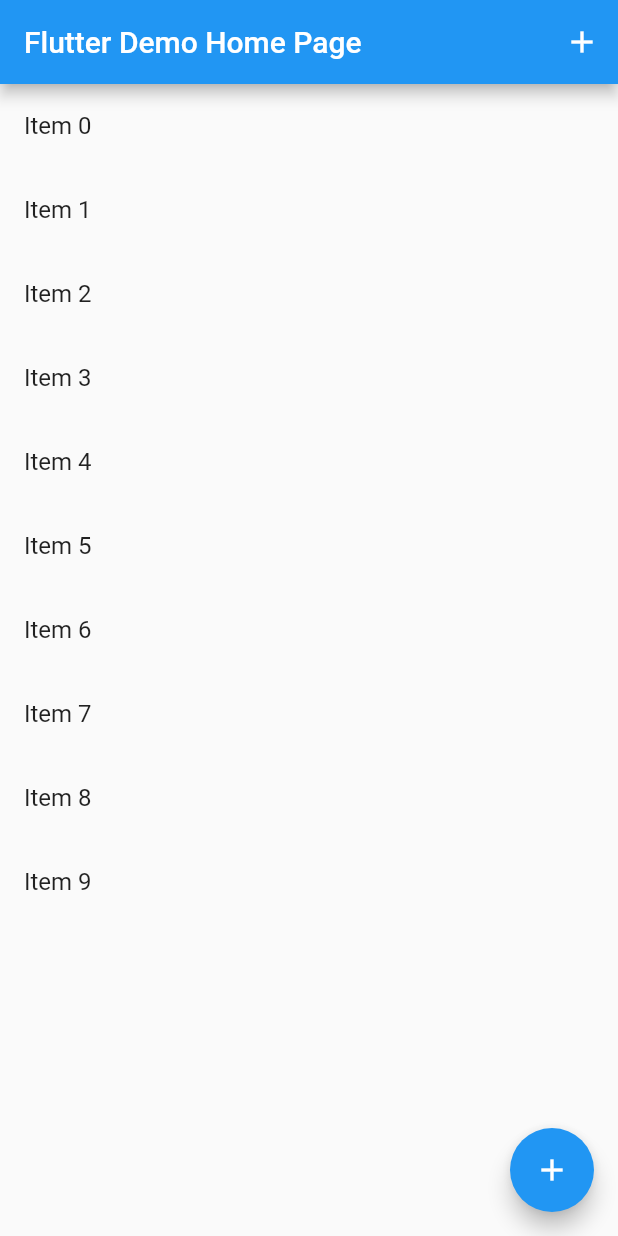
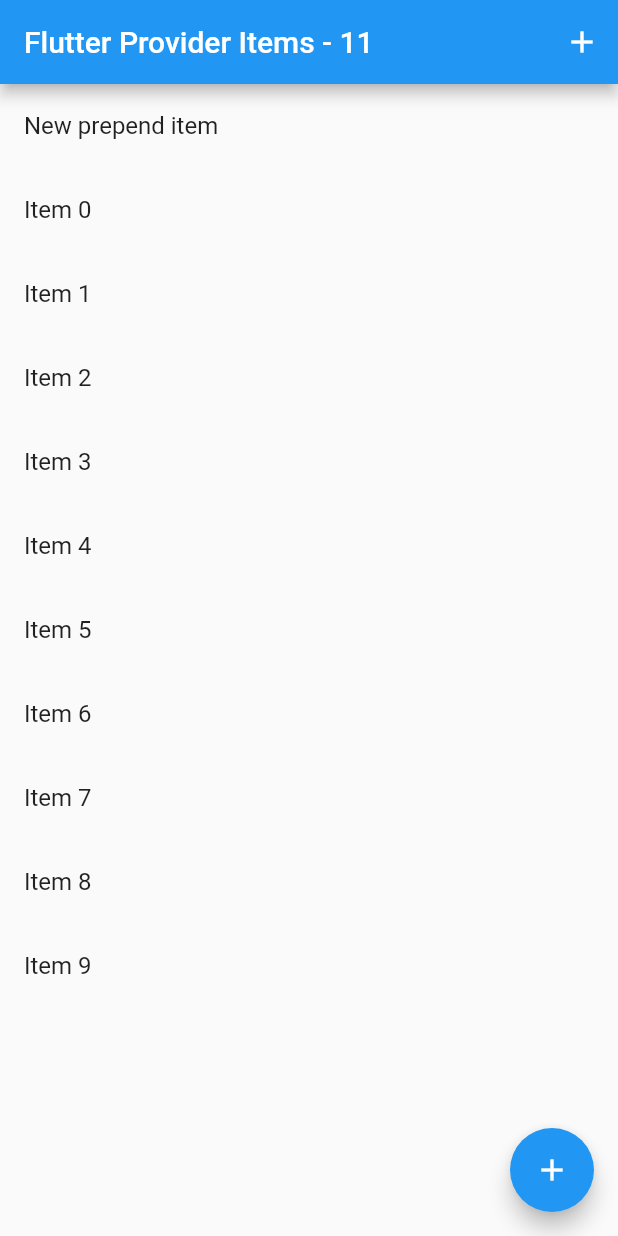
Before and after one commit to ChangJoo-Park/flutter_list_provider_example, a Flutter app: the screen it shows after launch, after a tap on the "add" icon, on a phone screen of 412 x 824 dp. Run offline on Flutter 3.47's test engine with Material 2 defaults, Android fonts, the phone set to English and light mode, and no system bars.

Commit message:
notifyListeners를 호출해야 변경됨

```diff
--- a/lib/main.dart
+++ b/lib/main.dart
@@ -15,6 +15,7 @@ class ListState with ChangeNotifier {
 
   void prependItem() {
     this.items.insert(0, 'New prepend item');
+    notifyListeners();
   }
 }
 
@@ -32,7 +33,7 @@ class MyApp extends StatelessWidget {
         theme: ThemeData(
           primarySwatch: Colors.blue,
         ),
-        home: MyHomePage(title: 'Flutter Demo Home Page'),
+        home: MyHomePage(title: 'Flutter Provider Items'),
       ),
     );
   }
@@ -54,7 +55,7 @@ class _MyHomePageState extends State<MyHomePage> {
 
     return Scaffold(
         appBar: AppBar(
-          title: Text(widget.title),
+          title: Text("${widget.title} - ${listState.items.length}"),
           actions: <Widget>[
             IconButton(
               icon: Icon(Icons.add),
```
